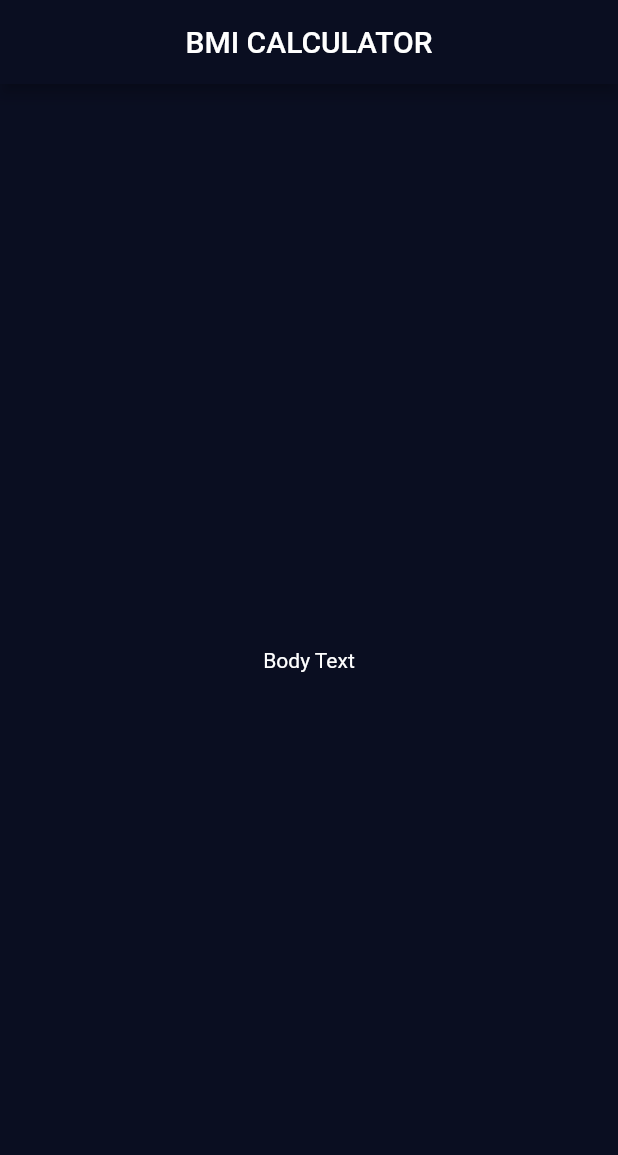
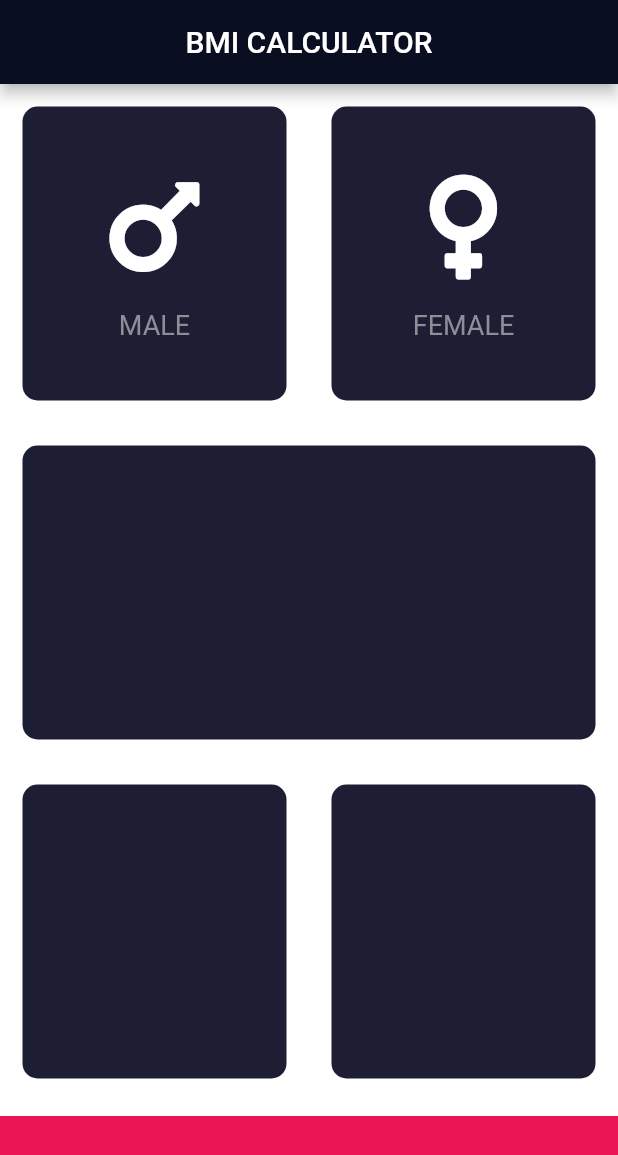
Before and after one commit to eightbytestech/ebt_bmi_calculator, a Flutter app: the screen it shows after launch, on a phone screen of 412 x 824 dp. Shown: the top 1155 px of the screen. Run offline on Flutter 3.47's test engine with Material 2 defaults, Android fonts, the phone set to English and light mode, and no system bars; our stand-ins replace font_awesome_flutter.

Commit message:
code restructuring

```diff
--- /dev/null
+++ b/lib/bmi_constants.dart
@@ -0,0 +1,5 @@
+import 'package:flutter/material.dart';
+
+const bottomContainerHeight = 80.0;
+const bottomContainerColor = Color(0xFFEB1555);
+const cardColor = Color(0xFF1D1E33);
--- /dev/null
+++ b/lib/icon_content.dart
@@ -0,0 +1,35 @@
+import 'package:flutter/material.dart';
+
+const labelTextStyle = TextStyle(
+  fontSize: 18.0,
+  color: Color(0xFF8D8E98),
+);
+
+class IconContent extends StatelessWidget {
+
+  IconContent({this.iconName, this.cardText});
+
+  final IconData iconName;
+  final String cardText;
+
+  @override
+  Widget build(BuildContext context) {
+    return Column(
+      mainAxisAlignment: MainAxisAlignment.center,
+      children: <Widget>[
+        Icon(
+          //FontAwesomeIcons.mars,
+          iconName,
+          size: 80.0,
+        ),
+        SizedBox(
+          height: 15.0,
+        ),
+        Text(
+            cardText,
+            style: labelTextStyle,
+        )
+      ],
+    );
+  }
+}
--- a/lib/input_page.dart
+++ b/lib/input_page.dart
@@ -1,4 +1,9 @@
 import 'package:flutter/material.dart';
+import 'package:font_awesome_flutter/font_awesome_flutter.dart';
+import 'bmi_constants.dart';
+import 'reusable_card.dart';
+import 'icon_content.dart';
+
 
 class InputPage extends StatefulWidget {
   @override
@@ -14,17 +19,61 @@ class _InputPageState extends State<InputPage> {
           child: Text('BMI CALCULATOR'),
         ),
       ),
-      body: Center(
-        child: Text('Body Text'),
+      body: Column(
+        children: <Widget>[
+          Expanded(
+            child: Row(
+              children: <Widget>[
+                Expanded(
+                  child: ReUsableCard(
+                    colour: cardColor,
+                    cardChild: IconContent(
+                      iconName: FontAwesomeIcons.mars,
+                      cardText: 'MALE',
+                    ),
+                  ),
+                ),
+                Expanded(
+                  child: ReUsableCard(
+                    colour: cardColor,
+                    cardChild: IconContent(
+                      iconName: FontAwesomeIcons.venus,
+                      cardText: 'FEMALE',
+                    ),
+                  ),
+                ),
+              ],
+            ),
+          ),
+          Expanded(
+            child: ReUsableCard(
+              colour: cardColor,
+            ),
+          ),
+          Expanded(
+            child: Row(
+              children: <Widget>[
+                Expanded(
+                  child: ReUsableCard(
+                    colour: cardColor,
+                  ),
+                ),
+                Expanded(
+                  child: ReUsableCard(
+                    colour: cardColor,
+                  ),
+                ),
+              ],
+            ),
+          ),
+          Container(
+            color: bottomContainerColor,
+            margin: EdgeInsets.only(top: 10.0),
+            width: double.infinity,
+            height: bottomContainerHeight,
+          ),
+        ],
       ),
-//      floatingActionButton: Theme(
-//        data: ThemeData(
-//          accentColor: Colors.purple,
-//        ),
-//        child: FloatingActionButton(
-//          child: Icon(Icons.add),
-//        ),
-//      ),
     );
   }
 }
--- a/lib/main.dart
+++ b/lib/main.dart
@@ -8,19 +8,10 @@ class BMICalculator extends StatelessWidget {
   Widget build(BuildContext context) {
     return MaterialApp(
       debugShowCheckedModeBanner: false,
-//      theme: ThemeData(
-//        primaryColor: Color(0xFF0A0E21),
-//        accentColor: Colors.purple,
-//        scaffoldBackgroundColor: Color(0xFF0A0E21),
-//        textTheme: TextTheme(
-//          body1: TextStyle(
-//            color: Colors.white,
-//          ),
-//        )
-//      ),
       theme: ThemeData.dark().copyWith(
         primaryColor: Color(0xFF0A0E21),
-        scaffoldBackgroundColor: Color(0xFF0A0E21),
+        //scaffoldBackgroundColor: Color(0xFF0A0E21),
+        scaffoldBackgroundColor: Colors.white,
       ),
       home: InputPage(),
     );
--- /dev/null
+++ b/lib/reusable_card.dart
@@ -0,0 +1,20 @@
+import 'package:flutter/material.dart';
+
+class ReUsableCard extends StatelessWidget {
+  ReUsableCard({@required this.colour, this.cardChild});
+
+  final Color colour;
+  final Widget cardChild;
+
+  @override
+  Widget build(BuildContext context) {
+    return Container(
+      margin: EdgeInsets.all(15.0),
+      decoration: BoxDecoration(
+        borderRadius: BorderRadius.circular(10.0),
+        color: colour,
+      ),
+      child: cardChild,
+    );
+  }
+}
--- a/pubspec.yaml
+++ b/pubspec.yaml
@@ -11,6 +11,7 @@ dependencies:
     sdk: flutter
 
   cupertino_icons: ^0.1.2
+  font_awesome_flutter: ^8.5.0
 
 dev_dependencies:
   flutter_test:
```
